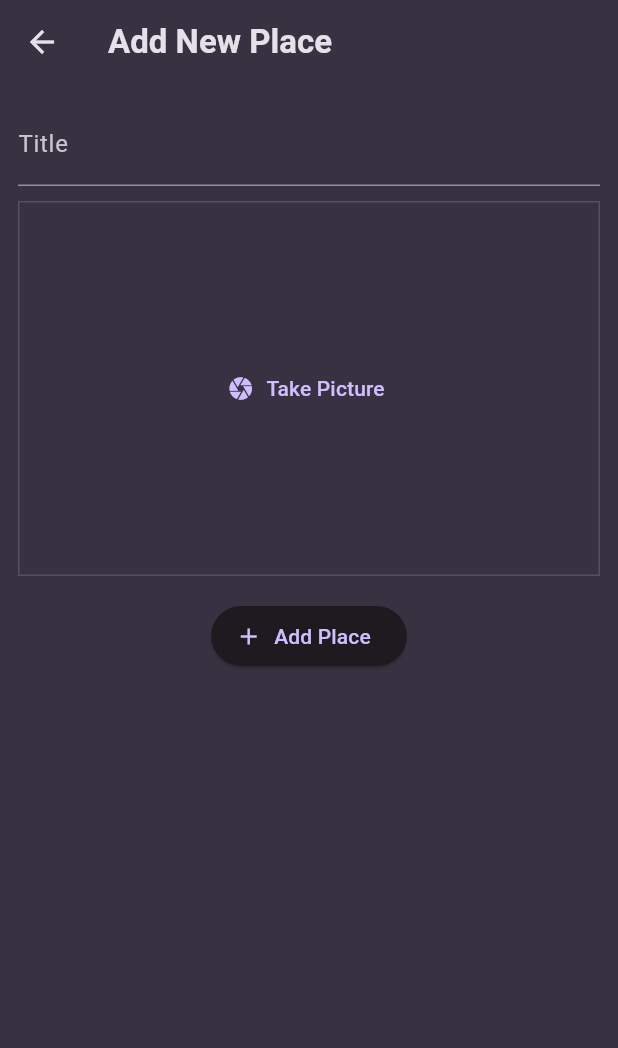
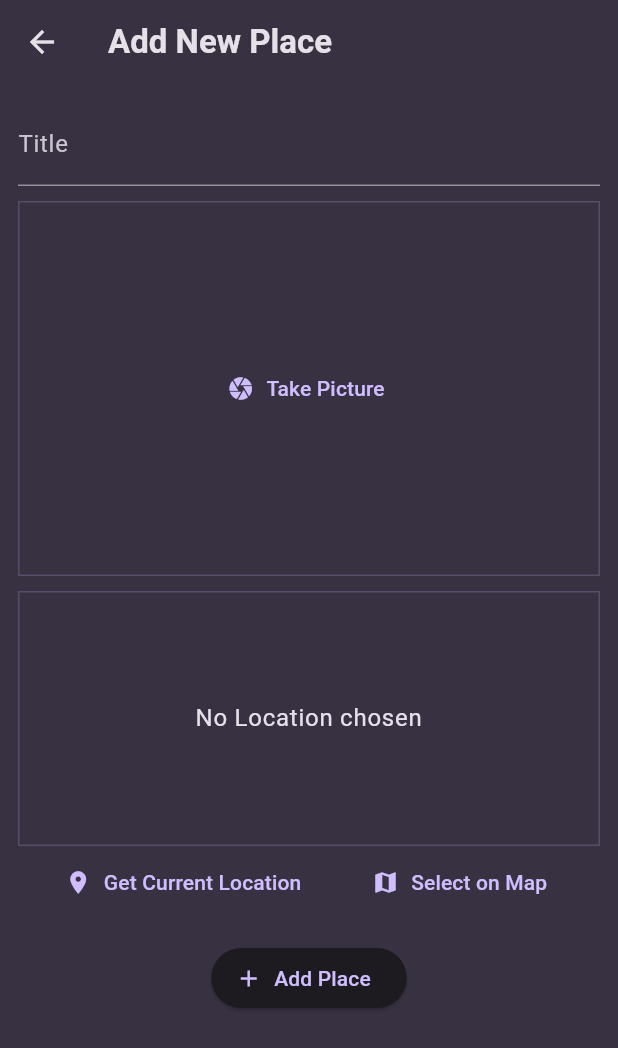
Before and after one commit to FadrialR/favorite_places_app, a Flutter app: the AddPlaceScreen screen opened directly, on a phone screen of 412 x 824 dp. Shown: the top 1048 px of the screen. Run offline on Flutter 3.47's test engine with Material 3 defaults, Android fonts, the phone set to English and light mode, and no system bars; our stand-ins replace flutter_riverpod, google_fonts, image_picker.

Commit message:
Adding the 'Location' Package & Starting with the 'Get Location' Input Widget

```diff
--- a/lib/screens/add_place.dart
+++ b/lib/screens/add_place.dart
@@ -1,6 +1,7 @@
 import 'dart:io';
 
 import 'package:favorite_places_app/widgets/image_input.dart';
+import 'package:favorite_places_app/widgets/location_input.dart';
 import 'package:flutter/material.dart';
 
 import 'package:favorite_places_app/providers/user_places.dart';
@@ -59,6 +60,8 @@ class _AddPlaceScreenState extends ConsumerState<AddPlaceScreen> {
                 _SelectedImage = image;
               },
             ),
+            const SizedBox(height: 10),
+            LocationInput(),
             const SizedBox(height: 16),
             ElevatedButton.icon(
               onPressed: _savePlace,
--- /dev/null
+++ b/lib/widgets/location_input.dart
@@ -0,0 +1,51 @@
+import 'package:flutter/material.dart';
+
+class LocationInput extends StatefulWidget {
+  const LocationInput({super.key});
+
+  @override
+  State<LocationInput> createState() => _LocationInputState();
+}
+
+class _LocationInputState extends State<LocationInput> {
+  @override
+  Widget build(BuildContext context) {
+    return Column(
+      children: [
+        Container(
+          height: 170,
+          width: double.infinity,
+          alignment: Alignment.center,
+          decoration: BoxDecoration(
+            border: Border.all(
+              width: 1,
+              color: Theme.of(context).colorScheme.primary.withOpacity(0.2),
+            ),
+          ),
+          child: Text(
+            'No Location chosen',
+            textAlign: TextAlign.center,
+            style: Theme.of(context).textTheme.bodyLarge!.copyWith(
+                  color: Theme.of(context).colorScheme.onSurface,
+                ),
+          ),
+        ),
+        Row(
+          mainAxisAlignment: MainAxisAlignment.spaceEvenly,
+          children: [
+            TextButton.icon(
+              icon: const Icon(Icons.location_on),
+              label: const Text('Get Current Location'),
+              onPressed: () {},
+            ),
+            TextButton.icon(
+              icon: const Icon(Icons.map),
+              label: const Text('Select on Map'),
+              onPressed: () {},
+            ),
+          ],
+        )
+      ],
+    );
+  }
+}
--- a/pubspec.yaml
+++ b/pubspec.yaml
@@ -39,6 +39,7 @@ dependencies:
   uuid: ^4.5.1
   flutter_riverpod: ^2.6.1
   image_picker: ^1.1.2
+  location: ^7.0.1
 
 dev_dependencies:
   flutter_test:
```
Also changed, not shown: pubspec.lock, 2 other files.
